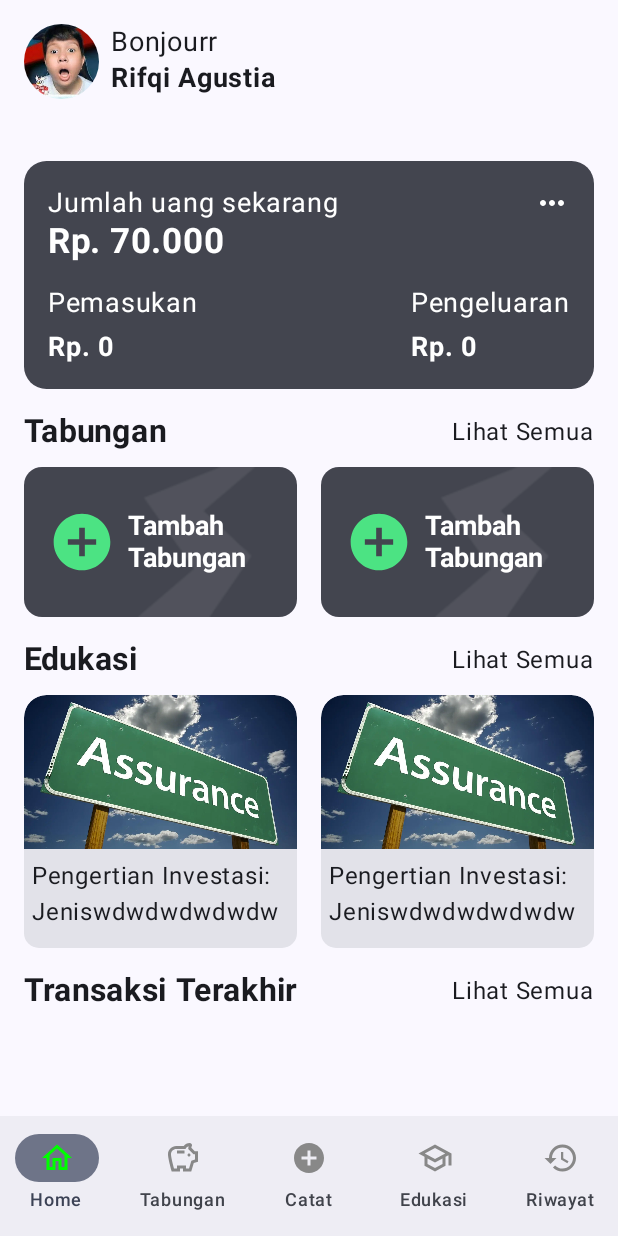
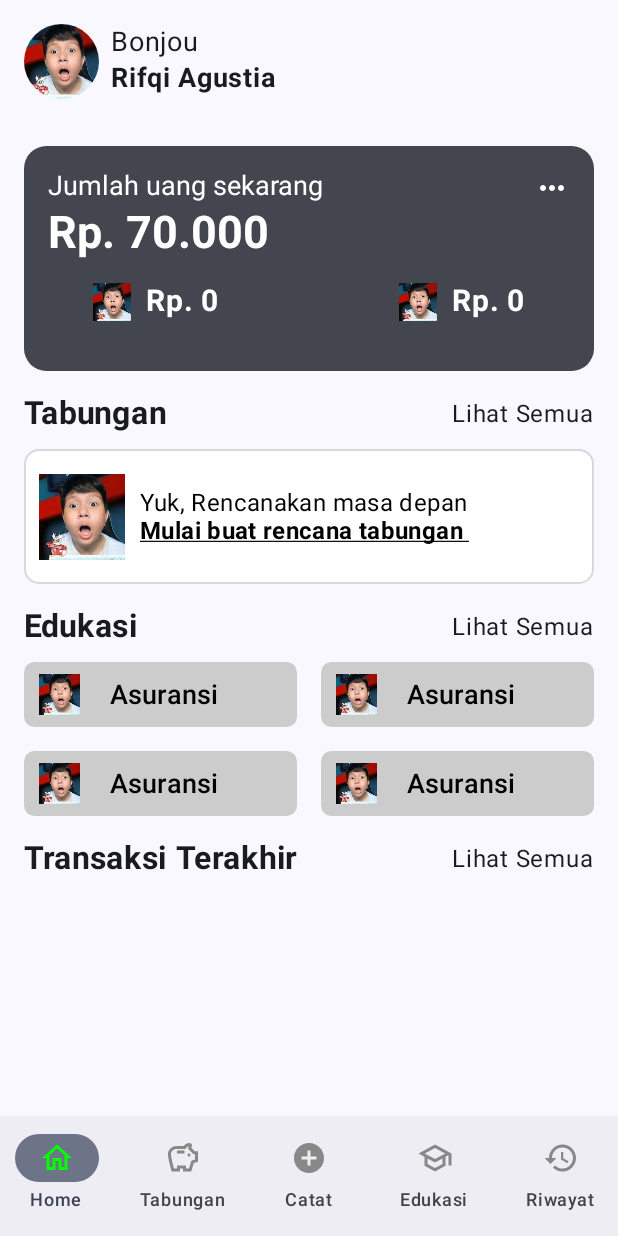
Before and after one commit to rfqagst/FinTrack, an Android app built with Jetpack Compose: the screen it shows after launch (MainActivity), on a phone screen of 412 x 824 dp. Run offline under Robolectric (Android 15) with nearby library versions, the phone set to English and light mode, and no system bars.

Commit message:
Update Home

```diff
--- a/app/src/main/java/com/example/fintrack/ui/components/Card.kt
+++ b/app/src/main/java/com/example/fintrack/ui/components/Card.kt
@@ -1,5 +1,6 @@
 package com.example.fintrack.ui.components
 
+import androidx.compose.foundation.BorderStroke
 import androidx.compose.foundation.Image
 import androidx.compose.foundation.background
 import androidx.compose.foundation.layout.Arrangement
@@ -32,6 +33,7 @@ import androidx.compose.ui.layout.ContentScale
 import androidx.compose.ui.res.painterResource
 import androidx.compose.ui.text.TextStyle
 import androidx.compose.ui.text.font.FontWeight
+import androidx.compose.ui.text.style.TextDecoration
 import androidx.compose.ui.text.style.TextOverflow
 import androidx.compose.ui.tooling.preview.Preview
 import androidx.compose.ui.unit.dp
@@ -45,66 +47,88 @@ fun BalanceCard(
 ) {
     Column(
         modifier = Modifier
-            .wrapContentHeight()
-            .clip(RoundedCornerShape(15.dp))
-            .background(Color(0xFF43454F)),
 
 
     ) {
         Box(
-            modifier = Modifier
-                .fillMaxWidth()
-                .padding(16.dp)
+            modifier = modifier
+                .clip(RoundedCornerShape(15.dp))
+                .background(Color(0xFF43454F))
+                .width(327.dp)
+                .height(150.dp)
+
         ) {
-            Column(
-                modifier = Modifier,
-            ) {
-                Column {
+            Column(modifier = Modifier.padding(16.dp)) {
                 Row(
                     modifier = Modifier
                         .fillMaxWidth(),
                     horizontalArrangement = Arrangement.SpaceBetween,
 
                     ) {
-                        Text(text = "Jumlah uang sekarang", color = Color.White, fontSize = 18.sp)
+                    Text(
+                        text = "Jumlah uang sekarang",
+                        style = TextStyle(
+                            fontSize = 18.sp,
+                            fontWeight = FontWeight(400),
+                            color = Color(0xFFFFFFFF),
+
+                            )
+                    )
                     Image(
                         imageVector = Icons.Default.MoreHoriz,
                         contentDescription = null,
-                            colorFilter = ColorFilter.tint(androidx.compose.ui.graphics.Color.White) // Mengatur warna ikon menjadi putih
+                        colorFilter = ColorFilter.tint(Color.White)
                     )
                 }
 
                 Text(
                     text = "Rp. 70.000",
-                        color = Color.White,
-                        fontSize = 23.sp,
-                        fontWeight = FontWeight.Bold
+                    style = TextStyle(
+                        fontSize = 30.sp,
+                        fontWeight = FontWeight(700),
+                        color = Color(0xFFFFFFFF),
                     )
-                }
+                )
 
                 Spacer(modifier = Modifier.height(16.dp))
                 Row(
                     modifier = Modifier
                         .fillMaxWidth(),
-                    horizontalArrangement = Arrangement.SpaceBetween,
+                    horizontalArrangement = Arrangement.SpaceAround,
                 ) {
-                    Column {
-                        Text(text = "Pemasukan", color = Color.White, fontSize = 18.sp)
-                        Spacer(modifier = Modifier.height(5.dp))
+                    Row {
+                        Image(
+                            painter = painterResource(id = R.drawable.profile),
+                            contentDescription = null,
+                            Modifier
+                                .padding(0.dp)
+                                .width(25.dp)
+                                .height(25.dp)
+                        )
+                        Spacer(modifier = Modifier.width(10.dp))
                         Text(
                             text = "Rp. 0",
                             color = Color.White,
-                            fontSize = 18.sp,
+                            fontSize = 20.sp,
                             fontWeight = FontWeight.Bold
                         )
                     }
-                    Column {
-                        Text(text = "Pengeluaran", color = Color.White, fontSize = 18.sp)
+
                     Spacer(modifier = Modifier.height(5.dp))
+                    Row {
+                        Image(
+                            painter = painterResource(id = R.drawable.profile),
+                            contentDescription = null,
+                            Modifier
+                                .padding(0.dp)
+                                .width(25.dp)
+                                .height(25.dp)
+                        )
+                        Spacer(modifier = Modifier.width(10.dp))
                         Text(
                             text = "Rp. 0",
                             color = Color.White,
-                            fontSize = 18.sp,
+                            fontSize = 20.sp,
                             fontWeight = FontWeight.Bold
                         )
                     }
@@ -167,7 +191,11 @@ fun HomeCardTabungan(
                     Spacer(modifier = Modifier.width(8.dp))
                     Text(
                         text = "Tambah Tabungan",
-                        style = TextStyle(fontSize = 18.sp, fontWeight = FontWeight.Bold, color = Color.White)
+                        style = TextStyle(
+                            fontSize = 18.sp,
+                            fontWeight = FontWeight.Bold,
+                            color = Color.White
+                        )
                     )
                 }
             }
@@ -216,7 +244,11 @@ fun HomeCardTabungan(
                     Spacer(modifier = Modifier.width(8.dp))
                     Text(
                         text = "Tambah Tabungan",
-                        style = TextStyle(fontSize = 18.sp, fontWeight = FontWeight.Bold, color = Color.White)
+                        style = TextStyle(
+                            fontSize = 18.sp,
+                            fontWeight = FontWeight.Bold,
+                            color = Color.White
+                        )
                     )
                 }
             }
@@ -318,7 +350,7 @@ fun HomeEdukasiCard() {
                     text = "Pengertian Investasi: Jeniswdwdwdwdwdwdwdwssssssss",
                     modifier = Modifier
                         .fillMaxWidth()
-                        .padding(start = 5.dp,end = 5.dp),
+                        .padding(start = 5.dp, end = 5.dp),
                 )
                 Spacer(modifier = Modifier.height(12.dp))
             }
@@ -327,13 +359,113 @@ fun HomeEdukasiCard() {
 
 }
 
+@Composable
+fun HomeCardEdukasi2(
+    modifier: Modifier
+) {
+    Card(
+        colors = CardDefaults.cardColors(
+            containerColor = Color.LightGray
+        ),
+        modifier = modifier
+            .fillMaxWidth()
+            .width(153.dp)
+            .height(43.dp),
+        shape = RoundedCornerShape(7.dp)
+
+    ) {
+        Row(
+            verticalAlignment = Alignment.CenterVertically,
+            horizontalArrangement = Arrangement.Start,
+            modifier = Modifier
+                .fillMaxSize()
+                .padding(start = 10.dp)
+                .height(43.dp)
+        ) {
+            Image(
+                painter = painterResource(id = R.drawable.profile),
+                contentDescription = null,
+                Modifier
+                    .padding(0.dp)
+                    .width(27.dp)
+                    .height(27.dp)
+            )
+            Spacer(modifier = Modifier.width(20.dp))
+            Text(
+                text = "Asuransi", style = TextStyle(
+                    fontSize = 18.sp,
+                    fontWeight = FontWeight(600),
+                    color = Color(0xFF000000),
+
+                    )
+            )
+        }
+    }
+}
+
+@Composable
+fun CardTabunganKondisi1(
+    modifier: Modifier
+) {
+    Card(
+        modifier = modifier
+            .width(324.dp)
+            .height(90.dp),
+        colors = CardDefaults.cardColors(
+            containerColor = Color.White
+        ),
+        shape = RoundedCornerShape(10.dp),
+        border = BorderStroke(width = 1.dp, color = Color(0xFFD9D7DE))
+    ) {
+        Row(
+            verticalAlignment = Alignment.CenterVertically,
+            horizontalArrangement = Arrangement.Start,
+            modifier = Modifier.fillMaxSize()
+        ) {
+            Image(
+                painter = painterResource(id = R.drawable.profile),
+                contentDescription = null,
+                Modifier
+                    .padding(0.dp)
+                    .width(77.dp)
+                    .height(57.dp)
+            )
+            Column {
+                Text(
+                    text = "Yuk, Rencanakan masa depan",
+
+                    style = TextStyle(
+                        fontSize = 16.sp,
+                        lineHeight = 20.sp,
+                        fontWeight = FontWeight(400),
+                        color = Color(0xFF000000),
+
+                        letterSpacing = 0.25.sp,
+                    )
+                )
+                Text(
+                    text = "Mulai buat rencana tabungan ",
+                    style = TextStyle(
+                        fontSize = 16.sp,
+                        lineHeight = 20.sp,
+                        fontWeight = FontWeight(700),
+                        color = Color(0xFF000000),
+                        textDecoration = TextDecoration.Underline,
+                        letterSpacing = 0.25.sp,
+                    )
+                )
+            }
+        }
+
+    }
+}
 
 @Composable
 @Preview(showBackground = true)
 fun CardPreview() {
 //    BalanceCard(modifier = Modifier)
-    Surface(modifier = Modifier.fillMaxSize()) {
-        HomeCardTabungan()
+    Surface() {
+        BalanceCard(modifier = Modifier.wrapContentHeight())
     }
 
 }
--- a/app/src/main/java/com/example/fintrack/ui/screen/home/HomeScreen.kt
+++ b/app/src/main/java/com/example/fintrack/ui/screen/home/HomeScreen.kt
@@ -24,13 +24,14 @@ import androidx.compose.ui.unit.dp
 import androidx.compose.ui.unit.sp
 import com.example.fintrack.R
 import com.example.fintrack.ui.components.BalanceCard
+import com.example.fintrack.ui.components.CardTabunganKondisi1
+import com.example.fintrack.ui.components.HomeCardEdukasi2
 import com.example.fintrack.ui.components.HomeCardTabungan
 import com.example.fintrack.ui.components.HomeEdukasiCard
 
 
 @Composable
 fun HomeScreen(
-//    name: String
 ) {
 
     Column(
@@ -51,15 +52,14 @@ fun HomeScreen(
             )
             Spacer(modifier = Modifier.width(8.dp))
             Column(modifier = Modifier, verticalArrangement = Arrangement.Center) {
-                Text(text = "Bonjourr", fontSize = 18.sp)
+                Text(text = "Bonjou", fontSize = 18.sp)
                 Text(text = "Rifqi Agustia", fontSize = 18.sp, fontWeight = FontWeight.Bold)
             }
         }
-        Spacer(modifier = Modifier.height(41.dp))
+        Spacer(modifier = Modifier.height(31.dp))
 
         BalanceCard(
-            modifier = Modifier
-
+            modifier = Modifier.fillMaxWidth()
         )
         Spacer(modifier = Modifier.height(16.dp))
 
@@ -73,7 +73,7 @@ fun HomeScreen(
                 Text(text = "Lihat Semua", fontSize = 16.sp)
             }
             Spacer(modifier = Modifier.height(11.dp))
-            HomeCardTabungan()
+            CardTabunganKondisi1(modifier = Modifier.fillMaxWidth())
         }
         Spacer(modifier = Modifier.height(16.dp))
 
@@ -87,7 +87,27 @@ fun HomeScreen(
                 Text(text = "Lihat Semua", fontSize = 16.sp)
             }
             Spacer(modifier = Modifier.height(11.dp))
-            HomeEdukasiCard()
+            Row {
+                HomeCardEdukasi2(modifier = Modifier
+                    .fillMaxWidth()
+                    .weight(1f))
+                Spacer(modifier = Modifier.width(16.dp))
+                HomeCardEdukasi2(modifier = Modifier
+                    .fillMaxWidth()
+                    .weight(1f))
+            }
+            Spacer(modifier = Modifier.height(16.dp))
+
+            Row {
+                HomeCardEdukasi2(modifier = Modifier
+                    .fillMaxWidth()
+                    .weight(1f))
+                Spacer(modifier = Modifier.width(16.dp))
+                HomeCardEdukasi2(modifier = Modifier
+                    .fillMaxWidth()
+                    .weight(1f))
+            }
+
         }
         Spacer(modifier = Modifier.height(16.dp))
 
--- /dev/null
+++ b/app/src/main/res/drawable/arrow_up_square.xml
@@ -0,0 +1,5 @@
+<svg width="25" height="25" viewBox="0 0 25 25" fill="none" xmlns="http://www.w3.org/2000/svg">
+<g id="arrow-up-square">
+<path id="Subtract" fill-rule="evenodd" clip-rule="evenodd" d="M21.3133 0.302222C19.4961 0.154444 16.6117 0 12.5 0C8.38833 0 5.50389 0.154444 3.68667 0.302222C1.86 0.450556 0.450556 1.86 0.302222 3.68667C0.154444 5.50389 0 8.38833 0 12.5C0 16.6117 0.154444 19.4961 0.302222 21.3133C0.450556 23.14 1.86 24.5494 3.68667 24.6978C5.50389 24.8456 8.38833 25 12.5 25C16.6117 25 19.4961 24.8456 21.3133 24.6978C23.14 24.5494 24.5494 23.14 24.6978 21.3133C24.8456 19.4961 25 16.6122 25 12.5C25 8.38833 24.8456 5.50389 24.6978 3.68667C24.5494 1.86 23.14 0.450556 21.3133 0.302222ZM7.77945 12.9256C6.75333 12.8539 6.30167 11.8811 6.90667 11.0494C7.53029 10.2012 8.18308 9.37476 8.86389 8.57167C10.0461 7.16611 10.9406 6.34833 11.5461 5.87889C12.1267 5.42889 12.8744 5.42889 13.455 5.87889C14.0606 6.34833 14.955 7.16611 16.1367 8.57167C17.0028 9.60167 17.6367 10.4211 18.0939 11.0494C18.6994 11.8806 18.2472 12.8539 17.2211 12.9256C16.4497 12.9769 15.6773 13.0111 14.9044 13.0283C14.7906 15.4283 14.6839 17.0894 14.6089 18.1183C14.5489 18.9356 14.0133 19.6244 13.1967 19.6917C12.9365 19.7125 12.6755 19.7227 12.4144 19.7222C12.1133 19.7222 11.8533 19.7094 11.6311 19.69C10.9061 19.625 10.4589 19.0133 10.405 18.2872C10.3294 17.275 10.2172 15.565 10.0972 13.0283C9.32397 13.0111 8.55119 12.9769 7.77945 12.9256Z" fill="#07993C"/>
+</g>
+</svg>
--- /dev/null
+++ b/app/src/main/res/drawable/emoji.xml
@@ -0,0 +1,7 @@
+<svg width="27" height="27" viewBox="0 0 27 27" fill="none" xmlns="http://www.w3.org/2000/svg">
+<g id="Emoji">
+<path id="Vector" d="M27 24C27 25.6567 25.6567 27 24 27H3C1.34325 27 0 25.6567 0 24V3C0 1.34325 1.34325 0 3 0H24C25.6567 0 27 1.34325 27 3V24Z" fill="#77B255"/>
+<path id="Vector_2" d="M7.39032 11.1559H4.31232C3.79632 11.1559 3.39207 10.9107 3.39207 10.4172C3.39207 9.92144 3.79632 9.67469 4.31232 9.67469H6.46932L2.87532 4.12544C2.65182 3.78869 2.53857 3.54344 2.53857 3.22919C2.53857 2.80094 2.96607 2.48669 3.32532 2.48669C3.68532 2.48669 4.04382 2.64419 4.35882 3.11594L8.37882 9.15944L12.4003 3.11594C12.7146 2.64419 13.0731 2.48669 13.4338 2.48669C13.7923 2.48669 14.2183 2.80169 14.2183 3.22919C14.2183 3.54344 14.1073 3.78869 13.8823 4.12544L10.2883 9.67469H12.4446C12.9613 9.67469 13.3663 9.92144 13.3663 10.4172C13.3663 10.9107 12.9621 11.1559 12.4446 11.1559H9.36807V12.7504H12.4446C12.9613 12.7504 13.3663 12.9994 13.3663 13.4929C13.3663 13.9864 12.9621 14.2332 12.4446 14.2332H9.36807V17.6914C9.36807 18.3424 8.96382 18.7489 8.37882 18.7489C7.79532 18.7489 7.39107 18.3424 7.39107 17.6914V14.2332H4.31232C3.79632 14.2332 3.39207 13.9864 3.39207 13.4929C3.39207 12.9994 3.79632 12.7504 4.31232 12.7504H7.39107V11.1559H7.39032Z" fill="white"/>
+<path id="Vector_3" d="M2.97085 25.5002C2.46085 25.5002 1.96435 25.2407 1.6831 24.7719C1.2571 24.0617 1.48735 23.1399 2.1976 22.7139L5.9476 20.4639C6.32335 20.2389 6.7786 20.1894 7.19335 20.3267L10.7011 21.4967L13.0478 18.5634C13.4603 18.0474 14.1601 17.8637 14.7766 18.1074L17.0491 19.0172L18.7958 13.7762C18.8701 13.5549 18.9938 13.3547 19.1581 13.1897L22.9081 9.43968C23.4938 8.85393 24.4433 8.85393 25.0291 9.43968C25.6148 10.0254 25.6148 10.9749 25.0291 11.5607L21.5296 15.0602L19.3913 21.4749C19.2608 21.8664 18.9736 22.1874 18.5993 22.3614C18.2251 22.5339 17.7953 22.5459 17.4106 22.3937L14.6941 21.3069L12.3893 24.1877C11.9971 24.6782 11.3401 24.8717 10.7438 24.6737L6.89935 23.3912L3.7411 25.2857C3.4996 25.4312 3.23335 25.5002 2.97085 25.5002Z" fill="white"/>
+</g>
+</svg>
```
Lines whose indentation alone changed are shown as unchanged.
